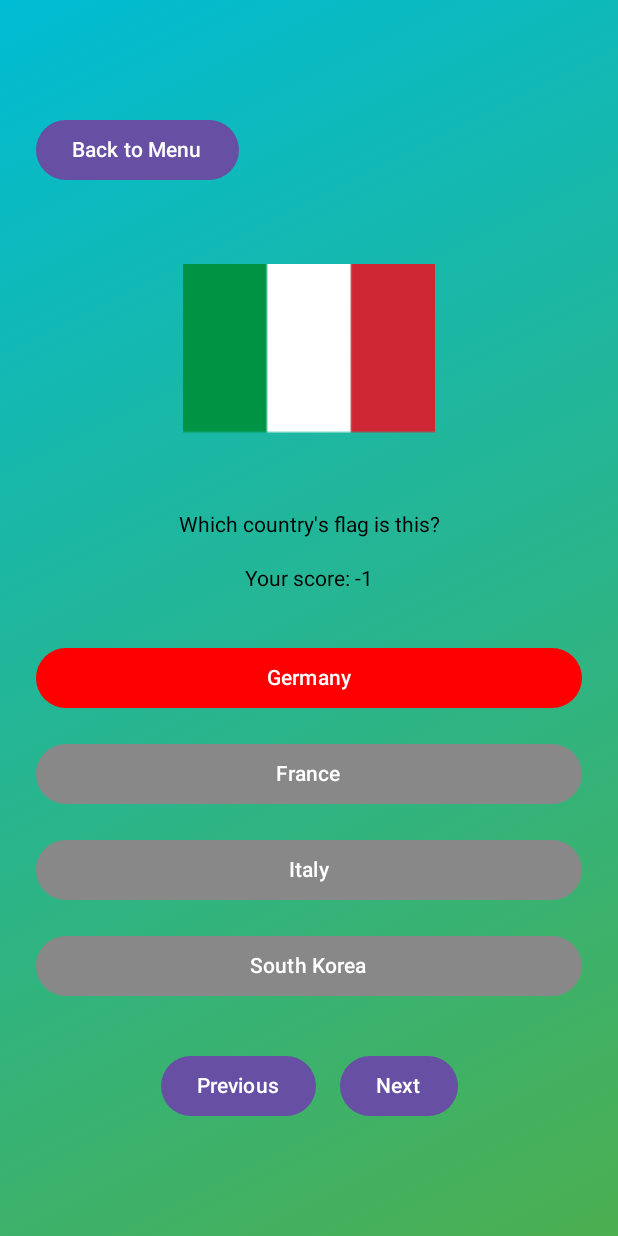
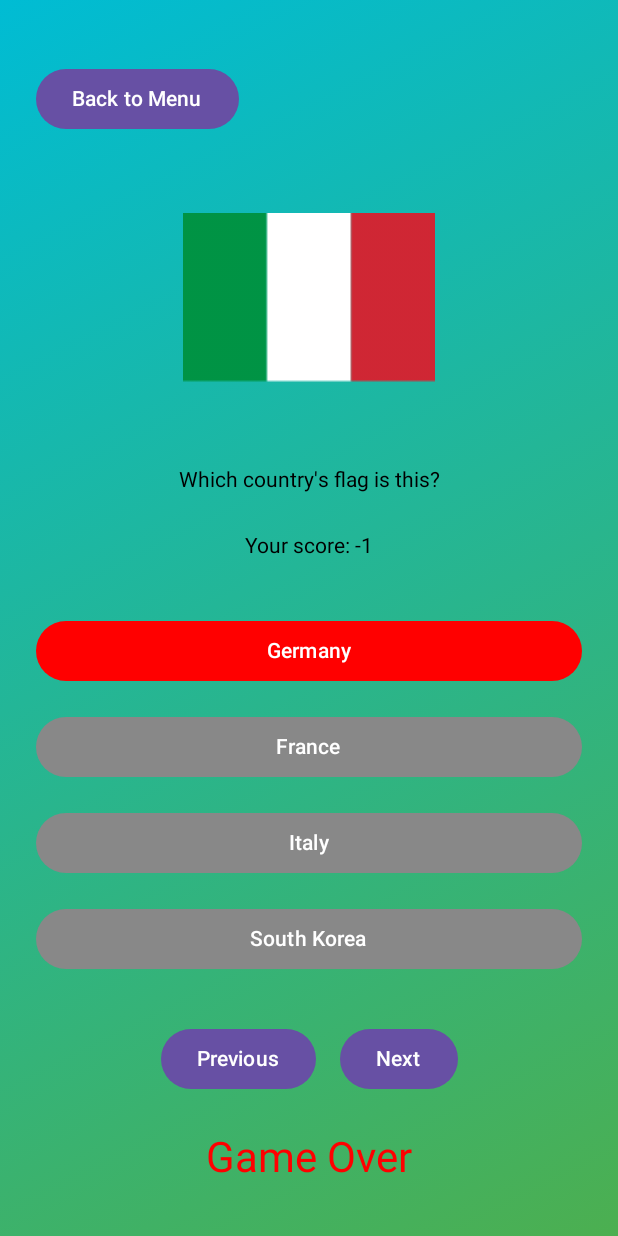
Before and after one commit to quanngodesu/Flags-Quiz, an Android app built with Jetpack Compose: the screen it shows after launch (MainActivity), after a tap on "Germany", on a phone screen of 412 x 824 dp. Run offline under Robolectric (Android 15) with nearby library versions, the phone set to English and light mode, and no system bars; 2 other taps on this screen came first.

Commit message:
Add notification result

```diff
--- a/app/src/main/java/com/example/helloworld/MainActivity.kt
+++ b/app/src/main/java/com/example/helloworld/MainActivity.kt
@@ -45,13 +45,13 @@ fun MenuScreen(onStartQuiz: () -> Unit) {
         Column(horizontalAlignment = Alignment.CenterHorizontally) {
             Text(
                 text = "Welcome to Flag Quiz!",
-                style = MaterialTheme.typography.headlineMedium,
+                style = MaterialTheme.typography.headlineLarge,
                 color = Color.White,
-                modifier = Modifier.padding(bottom = 24.dp)
+                modifier = Modifier.padding(bottom = 28.dp)
             )
             Button(
                 onClick = onStartQuiz,
-                modifier = Modifier.padding(8.dp)
+                modifier = Modifier.padding(10.dp)
             ) {
                 Text("Start Quiz")
             }
@@ -60,6 +60,7 @@ fun MenuScreen(onStartQuiz: () -> Unit) {
 }
 
 @Composable
+
 fun FlagQuizApp(onBackToMenu: () -> Unit) {
     val flags = listOf(
         R.drawable.uk to "UK",
@@ -83,6 +84,10 @@ fun FlagQuizApp(onBackToMenu: () -> Unit) {
     val selectedAnswer = remember { mutableStateOf<String?>(null) }
     val correctSound = MediaPlayer.create(context, R.raw.correct_answer)
     val wrongSound = MediaPlayer.create(context, R.raw.wrong_answer)
+
+    val totalQuestions = flags.size
+    val answeredQuestions = remember { mutableStateOf(0) }
+    val gameOverMessage = remember { mutableStateOf(false) }
 
     val gradient = Brush.linearGradient(colors = listOf(Color(0xFF00BCD4), Color(0xFF4CAF50)))
 
@@ -124,8 +129,8 @@ fun FlagQuizApp(onBackToMenu: () -> Unit) {
                     .padding(16.dp)
             )
 
-            Text("Which country's flag is this?", Modifier.padding(10.dp))
-            Text("Your score: ${userScore.value}", Modifier.padding(10.dp))
+            Text("Which country's flag is this?", Modifier.padding(14.dp))
+            Text("Your score: ${userScore.value}", Modifier.padding(14.dp))
 
             Spacer(modifier = Modifier.height(16.dp))
 
@@ -148,6 +153,14 @@ fun FlagQuizApp(onBackToMenu: () -> Unit) {
                             userScore.value -= 1
                             wrongSound.start()
                             Toast.makeText(context, "Incorrect. The correct answer is $correctAnswer.", Toast.LENGTH_SHORT).show()
+                            gameOverMessage.value = true // End the game if incorrect answer is selected
+                        }
+                        answeredQuestions.value += 1
+
+                        // Check if all questions have been answered correctly
+                        if (answeredQuestions.value == totalQuestions || gameOverMessage.value) {
+                            // Stop the game if all questions are answered or if game over
+                            return@Button
                         }
                     },
                     modifier = Modifier
@@ -181,6 +194,16 @@ fun FlagQuizApp(onBackToMenu: () -> Unit) {
                     Text("Next")
                 }
             }
+
+            // Show "Game Over" if any answer is incorrect
+            if (gameOverMessage.value) {
+                Text(
+                    text = "Game Over",
+                    style = MaterialTheme.typography.headlineMedium,
+                    color = Color.Red,
+                    modifier = Modifier.padding(top = 16.dp)
+                )
+            }
         }
     }
 }
```
